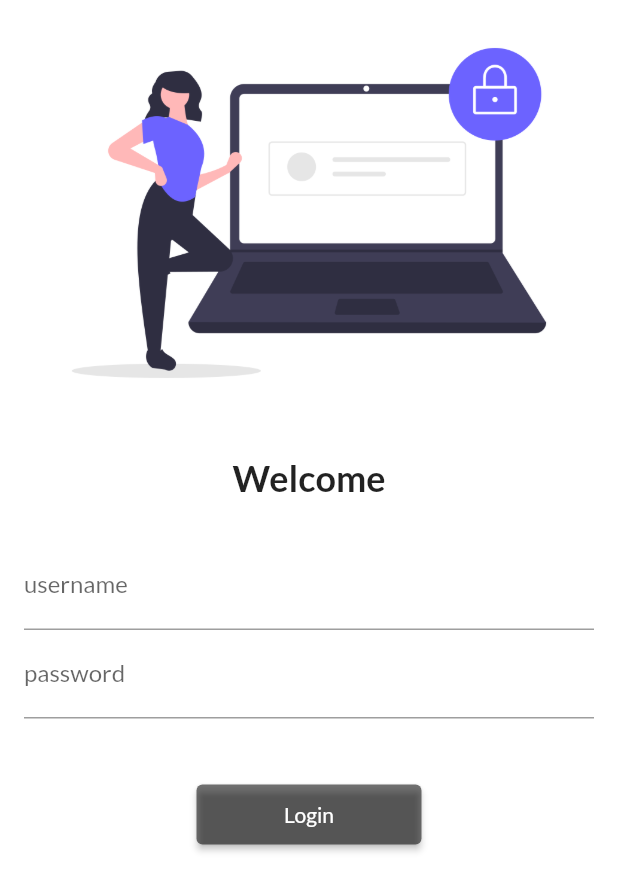
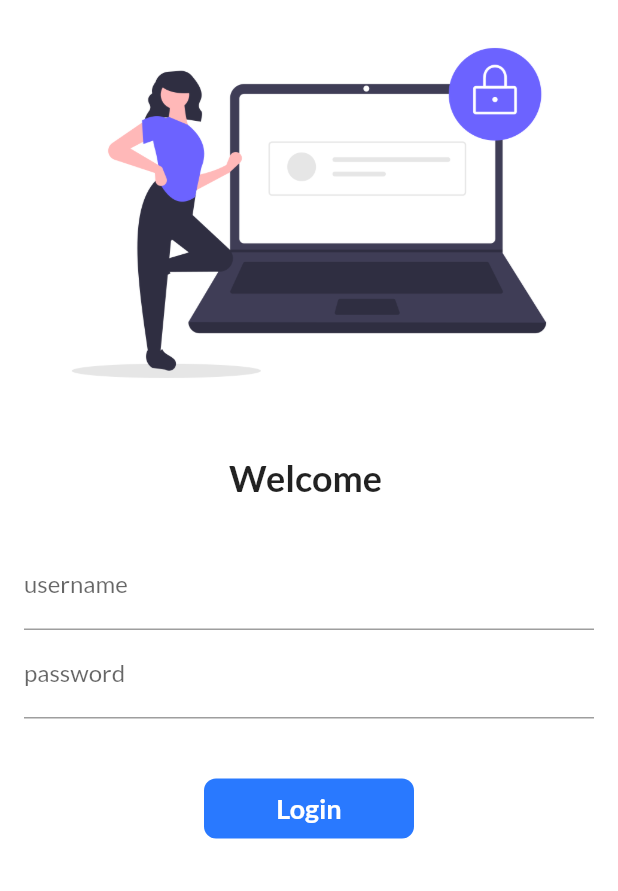
Before and after one commit to SigmaZardan/30DaysOfFlutter, a Flutter app: the screen it shows after launch, on a phone screen of 412 x 824 dp. Shown: the top 891 px of the screen. Run offline on Flutter 3.47's test engine with Material 2 defaults, Android fonts, the phone set to English and light mode, and no system bars; our stand-ins replace google_fonts.

Commit message:
day6 complete

```diff
--- a/lib/screens/login_page.dart
+++ b/lib/screens/login_page.dart
@@ -2,9 +2,17 @@ import 'package:flutter/material.dart';
 import 'package:google_fonts/google_fonts.dart';
 import 'package:make_catalog/utilities/routes.dart';
 
-class LoginPage extends StatelessWidget {
+class LoginPage extends StatefulWidget {
   LoginPage({Key? key}) : super(key: key);
 
+  @override
+  State<LoginPage> createState() => _LoginPageState();
+}
+
+class _LoginPageState extends State<LoginPage> {
+  String name = '';
+
+  bool changeButton = false;
   @override
   Widget build(BuildContext context) {
     return Material(
@@ -20,7 +28,7 @@ class LoginPage extends StatelessWidget {
                 height: 20.0,
               ),
               Text(
-                "Welcome",
+                " Welcome  $name",
                 style: TextStyle(
                   fontSize: 24.0,
                   fontWeight: FontWeight.bold,
@@ -35,10 +43,14 @@ class LoginPage extends StatelessWidget {
                     const EdgeInsets.symmetric(vertical: 8.0, horizontal: 16.0),
                 child: Column(children: [
                   TextFormField(
-                    scrollPadding: const EdgeInsets.all(12.0),
-                    decoration: const InputDecoration(
-                        hintText: 'Enter username', labelText: 'username'),
-                  ),
+                      decoration: const InputDecoration(
+                        hintText: 'Enter username',
+                        labelText: 'username',
+                      ),
+                      onChanged: (value) {
+                        name = value;
+                        setState(() {});
+                      }),
                   TextFormField(
                       obscureText: true,
                       decoration: const InputDecoration(
@@ -46,13 +58,54 @@ class LoginPage extends StatelessWidget {
                   const SizedBox(
                     height: 40.0,
                   ),
-                  ElevatedButton(
+                  InkWell(
+                    onTap: () async {
+                      setState(
+                        () {
+                          changeButton = true;
+                        },
+                      );
+
+                      await Future.delayed(Duration(seconds: 1));
+                      Navigator.pushNamed(context, MyRoutes.homeRoute);
+                    },
+                    child: AnimatedContainer(
+                      duration: Duration(seconds: 1),
+                      height: 40,
+                      width: changeButton ? 40.0 : 140.0,
+                      decoration: BoxDecoration(
+                          color: Colors.blueAccent[400],
+                          borderRadius:
+                              BorderRadius.circular(changeButton ? 40.0 : 8.0)),
+                      alignment: Alignment.center,
+                      child: changeButton
+                          ? Icon(
+                              Icons.done_outline_rounded,
+                              color: Colors.white,
+                            )
+                          : Text('Login',
+                              style: TextStyle(
+                                  color: Colors.white,
+                                  fontSize: 18.0,
+                                  fontWeight: FontWeight.bold)),
+                    ),
+                  )
+
+                  /*   ElevatedButton(
+
+
                       style: ElevatedButton.styleFrom(
-                          primary: Colors.black54, minimumSize: Size(150, 40)),
+                          primary: Colors.blue, minimumSize: Size(150, 40)),
                       onPressed: () {
                         Navigator.pushNamed(context, MyRoutes.homeRoute);
                       },
-                      child: Text('Login'))
+                      child: Text(
+                        'Login',
+                        style: TextStyle(
+                          fontWeight: FontWeight.bold,
+                          fontSize: 18.0,
+                        ),
+                      )) */
                 ]),
               )
             ],
```
